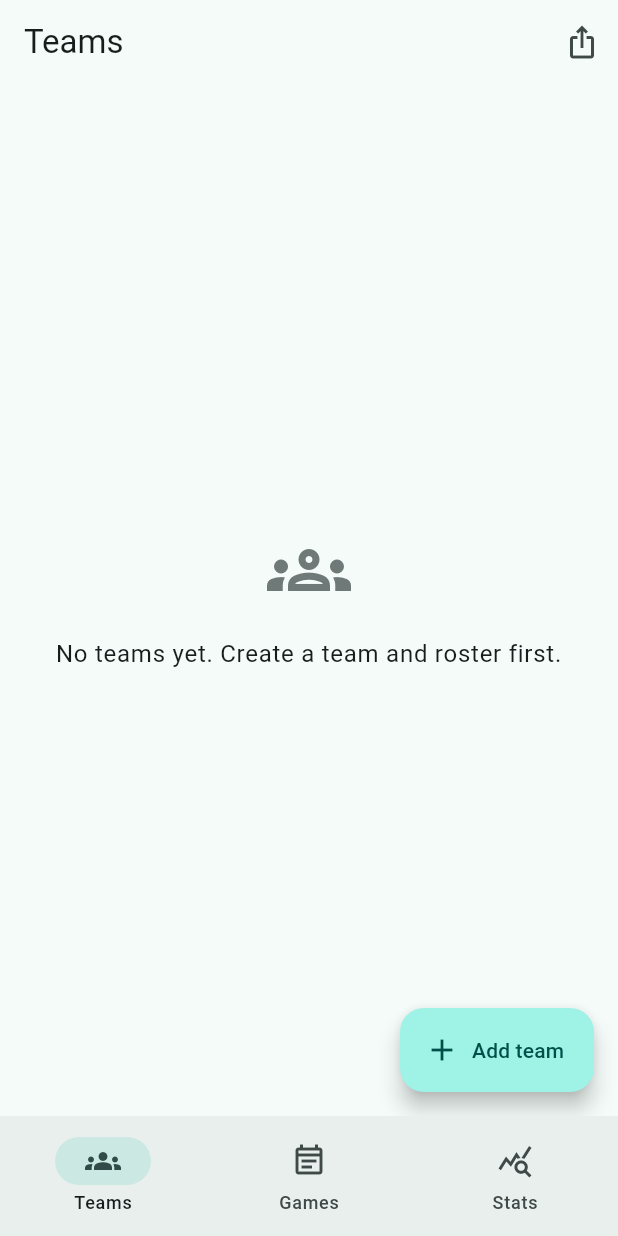
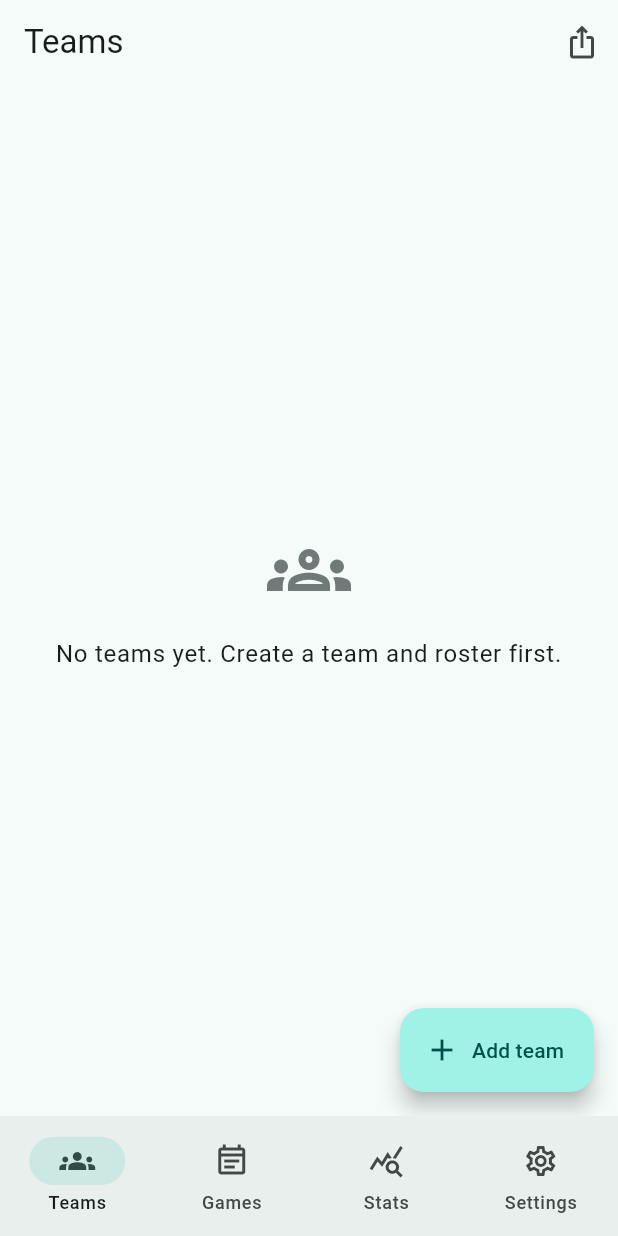
Before and after one commit to dwuggh/ultimate-box-score, a Flutter app: the screen it shows after launch, on a phone screen of 412 x 824 dp. Run offline on Flutter 3.47's test engine with Material 3 defaults, Android fonts, the phone set to English and light mode, and no system bars; our stand-ins replace csv, drift, drift_flutter, flutter_riverpod, go_router, share_plus; missing offline and left inert: file_selector; accounts and stored records are empty; generated files the repository leaves out were written again.

Commit message:
Add settings language preference

```diff
--- a/lib/app.dart
+++ b/lib/app.dart
@@ -2,10 +2,13 @@ import 'package:flutter/material.dart';
 import 'package:flutter_riverpod/flutter_riverpod.dart';
 import 'package:go_router/go_router.dart';
 
+import 'domain/models.dart';
 import 'l10n/app_localizations.dart';
+import 'providers.dart';
 import 'ui/game_screens.dart';
 import 'ui/home_screen.dart';
 import 'ui/recording_screen.dart';
+import 'ui/settings_screen.dart';
 import 'ui/team_screen.dart';
 
 final routerProvider = Provider<GoRouter>((ref) {
@@ -66,6 +69,14 @@ final routerProvider = Provider<GoRouter>((ref) {
               ),
             ],
           ),
+          StatefulShellBranch(
+            routes: [
+              GoRoute(
+                path: '/settings',
+                builder: (context, state) => const SettingsScreen(),
+              ),
+            ],
+          ),
         ],
       ),
     ],
@@ -78,9 +89,17 @@ class UltimateBoxScoreApp extends ConsumerWidget {
   @override
   Widget build(BuildContext context, WidgetRef ref) {
     final router = ref.watch(routerProvider);
+    final language =
+        ref.watch(appLanguagePreferenceProvider).valueOrNull ??
+        AppLanguagePreference.system;
     return MaterialApp.router(
       onGenerateTitle: (context) => AppLocalizations.of(context).appTitle,
       debugShowCheckedModeBanner: false,
+      locale: switch (language) {
+        AppLanguagePreference.system => null,
+        AppLanguagePreference.english => const Locale('en'),
+        AppLanguagePreference.simplifiedChinese => const Locale('zh'),
+      },
       supportedLocales: AppLocalizations.supportedLocales,
       localizationsDelegates: AppLocalizations.localizationsDelegates,
       theme: ThemeData(
--- a/lib/domain/models.dart
+++ b/lib/domain/models.dart
@@ -35,6 +35,8 @@ enum RecordedActionKind {
 }
 
 enum ExportScopeKind { all, team, event, game }
+
+enum AppLanguagePreference { system, english, simplifiedChinese }
 
 T enumByName<T extends Enum>(Iterable<T> values, String name) {
   return values.firstWhere((value) => value.name == name);
--- a/lib/l10n/app_en.arb
+++ b/lib/l10n/app_en.arb
@@ -5,6 +5,11 @@
   "games": "Games",
   "event": "Event",
   "stats": "Stats",
+  "settings": "Settings",
+  "language": "Language",
+  "followSystem": "System default",
+  "languageEnglish": "English",
+  "languageSimplifiedChinese": "简体中文",
   "addTeam": "Add team",
   "editTeam": "Edit team",
   "teamName": "Team name",
--- a/lib/l10n/app_localizations.dart
+++ b/lib/l10n/app_localizations.dart
@@ -128,6 +128,36 @@ abstract class AppLocalizations {
   /// **'Stats'**
   String get stats;
 
+  /// No description provided for @settings.
+  ///
+  /// In en, this message translates to:
+  /// **'Settings'**
+  String get settings;
+
+  /// No description provided for @language.
+  ///
+  /// In en, this message translates to:
+  /// **'Language'**
+  String get language;
+
+  /// No description provided for @followSystem.
+  ///
+  /// In en, this message translates to:
+  /// **'System default'**
+  String get followSystem;
+
+  /// No description provided for @languageEnglish.
+  ///
+  /// In en, this message translates to:
+  /// **'English'**
+  String get languageEnglish;
+
+  /// No description provided for @languageSimplifiedChinese.
+  ///
+  /// In en, this message translates to:
+  /// **'简体中文'**
+  String get languageSimplifiedChinese;
+
   /// No description provided for @addTeam.
   ///
   /// In en, this message translates to:
--- a/lib/l10n/app_zh.arb
+++ b/lib/l10n/app_zh.arb
@@ -5,6 +5,11 @@
   "games": "比赛",
   "event": "活动",
   "stats": "统计",
+  "settings": "设置",
+  "language": "语言",
+  "followSystem": "跟随系统",
+  "languageEnglish": "English",
+  "languageSimplifiedChinese": "简体中文",
   "addTeam": "添加队伍",
   "editTeam": "编辑队伍",
   "teamName": "队伍名称",
--- a/lib/providers.dart
+++ b/lib/providers.dart
@@ -9,6 +9,16 @@ final databaseProvider = Provider<AppDatabase>((ref) {
   final database = AppDatabase();
   ref.onDispose(database.close);
   return database;
+});
+
+final settingsRepositoryProvider = Provider<SettingsRepository>((ref) {
+  return SettingsRepository(ref.watch(databaseProvider));
+});
+
+final appLanguagePreferenceProvider = StreamProvider<AppLanguagePreference>((
+  ref,
+) {
+  return ref.watch(settingsRepositoryProvider).watchLanguagePreference();
 });
 
 final teamRepositoryProvider = Provider<TeamRepository>((ref) {
--- a/lib/ui/home_screen.dart
+++ b/lib/ui/home_screen.dart
@@ -40,6 +40,11 @@ class AppShell extends StatelessWidget {
             icon: const Icon(Icons.query_stats_outlined),
             selectedIcon: const Icon(Icons.query_stats),
             label: strings.stats,
+          ),
+          NavigationDestination(
+            icon: const Icon(Icons.settings_outlined),
+            selectedIcon: const Icon(Icons.settings),
+            label: strings.settings,
           ),
         ],
       ),
```
Also changed, not shown: lib/data/repository.dart (+39 -0 lines), lib/l10n/app_localizations_en.dart (+15 -0 lines), lib/l10n/app_localizations_zh.dart (+15 -0 lines), lib/ui/settings_screen.dart (added, +58 -0 lines), 4 other files.
